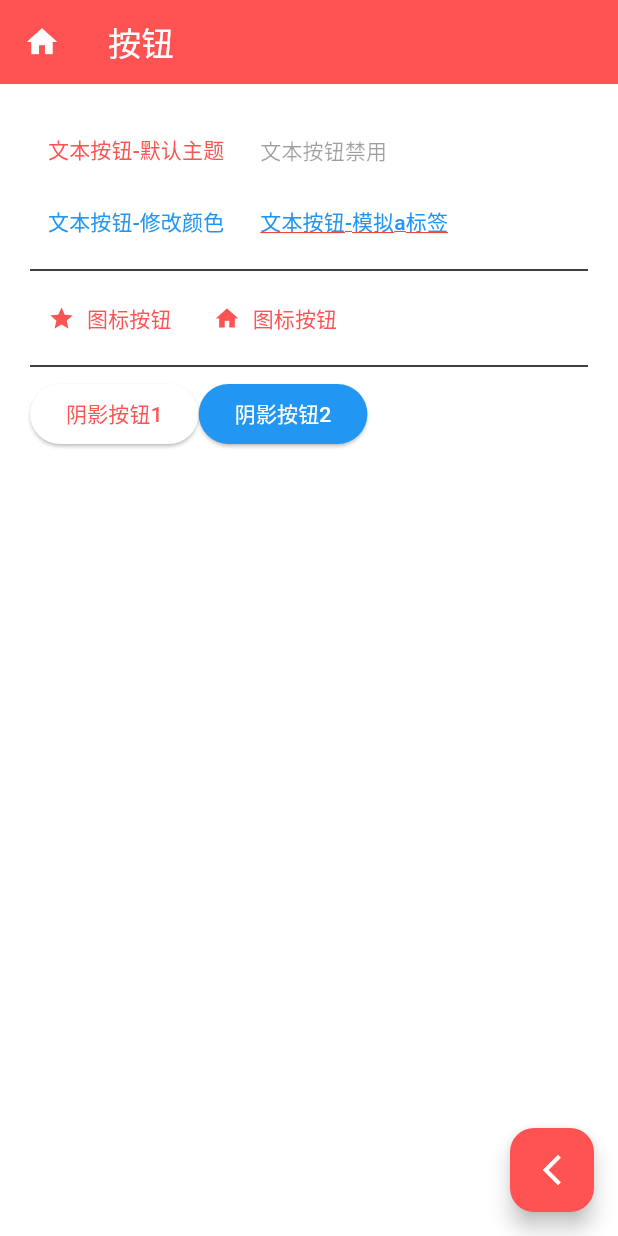
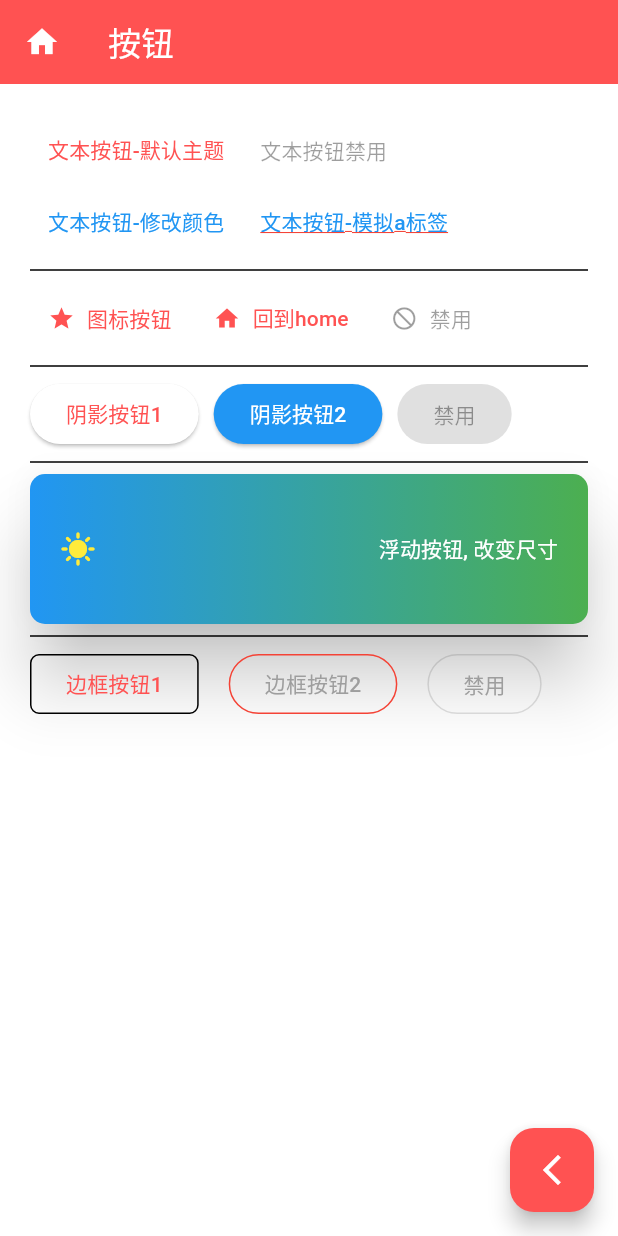
Before and after one commit to Keekuun/hello_flutter, a Flutter app: the ButtonDemo screen opened by its route, on a phone screen of 412 x 824 dp. Run offline on Flutter 3.47's test engine with Material 3 defaults, Android fonts, the light colour scheme and no system bars; our stand-ins replace extended_image, flutter_hooks, fluttertoast.

Commit message:
feat: update ButtonDemo

```diff
--- a/lib/contents/button.dart
+++ b/lib/contents/button.dart
@@ -1,5 +1,6 @@
 import 'package:flutter/material.dart';
 import 'package:fluttertoast/fluttertoast.dart';
+import 'package:url_launcher/url_launcher.dart';
 
 class ButtonDemo extends StatelessWidget {
   const ButtonDemo({super.key});
@@ -9,8 +10,8 @@ class ButtonDemo extends StatelessWidget {
     return Wrap(children: [
       TextButton(
           onPressed: () {
-            ScaffoldMessenger.of(context)
-                .showSnackBar(const SnackBar(content: Text('Yay! A SnackBar!')));
+            ScaffoldMessenger.of(context).showSnackBar(
+                const SnackBar(content: Text('Yay! A SnackBar!')));
           },
           child: const Text('文本按钮-默认主题')),
       const TextButton(onPressed: null, child: Text('文本按钮禁用')),
@@ -27,7 +28,9 @@ class ButtonDemo extends StatelessWidget {
           },
           child: const Text('文本按钮-修改颜色', style: TextStyle(color: Colors.blue))),
       TextButton(
-        onPressed: () {},
+        onPressed: () {
+          launchUrl(Uri.parse('https://flutter.cn/'));
+        },
         child: const Text('文本按钮-模拟a标签',
             style: TextStyle(
                 color: Colors.blue,
@@ -36,8 +39,7 @@ class ButtonDemo extends StatelessWidget {
       ),
       const Divider(),
       TextButton.icon(
-          onPressed: () {
-          },
+          onPressed: () {},
           icon: const Icon(Icons.star),
           label: const Text('图标按钮')),
       TextButton.icon(
@@ -45,15 +47,81 @@ class ButtonDemo extends StatelessWidget {
             Navigator.pop(context);
           },
           icon: const Icon(Icons.home),
-          label: const Text('图标按钮')),
+          label: const Text('回到home')),
+      TextButton.icon(
+          onPressed: null,
+          icon: const Icon(Icons.not_interested),
+          label: const Text('禁用')),
       const Divider(),
       ElevatedButton(onPressed: () {}, child: const Text('阴影按钮1')),
+      const SizedBox(width: 10),
       ElevatedButton(
-          onPressed: () {
-          },
+          onPressed: () {},
           style: ButtonStyle(
-              backgroundColor: MaterialStateProperty.all(Colors.blue)),
+              backgroundColor: WidgetStateProperty.all(Colors.blue)),
           child: const Text('阴影按钮2', style: TextStyle(color: Colors.white))),
+      const SizedBox(width: 10),
+      const ElevatedButton(onPressed: null, child: Text('禁用')),
+      const Divider(),
+      SizedBox(
+        height: 100,
+        width: double.infinity,
+        child: FloatingActionButton(
+          elevation: 20,
+          tooltip: '浮动按钮, 改变尺寸',
+          onPressed: () {},
+          child: SizedBox(
+            height: double.infinity,
+            child: Container(
+              padding: const EdgeInsets.symmetric(vertical: 10, horizontal: 20),
+              decoration: const BoxDecoration(
+                  borderRadius: BorderRadius.all(Radius.circular(10)),
+                  gradient:
+                      LinearGradient(colors: [Colors.blue, Colors.green])),
+              child: const Row(
+                children: [
+                  Icon(Icons.sunny, size: 24, color: Colors.yellow),
+                  Spacer(),
+                  Text('浮动按钮, 改变尺寸')
+                ],
+              ),
+            ),
+          ),
+        ),
+      ),
+      const Divider(),
+      OverflowBar(
+        spacing: 20,
+        children: [
+          OutlinedButton(
+              onPressed: () {},
+              style: OutlinedButton.styleFrom(
+                shape: RoundedRectangleBorder(
+                  borderRadius: BorderRadius.circular(6),
+                ),
+              ),
+              child: const Text(
+                "边框按钮1",
+                style: TextStyle(color: Colors.redAccent),
+              )),
+          OutlinedButton(
+            style: OutlinedButton.styleFrom(
+                side: const BorderSide(width: 1, color: Colors.red)),
+            onPressed: () {},
+            child: const Text(
+              "边框按钮2",
+              style: TextStyle(color: Colors.grey),
+            ),
+          ),
+          const OutlinedButton(
+            onPressed: null,
+            child: Text(
+              "禁用",
+              style: TextStyle(color: Colors.grey),
+            ),
+          ),
+        ],
+      )
     ]);
   }
 }
--- a/lib/main.dart
+++ b/lib/main.dart
@@ -20,7 +20,8 @@ class MyApp extends StatelessWidget {
             onBackground: Colors.black,
             primary: Colors.redAccent,
             secondary: Colors.green,
-            onPrimary: Colors.white),
+            onPrimary: Colors.white,
+        ),
         useMaterial3: true,
       ),
       routes: routes,
```
Also changed, not shown: pubspec.lock.
